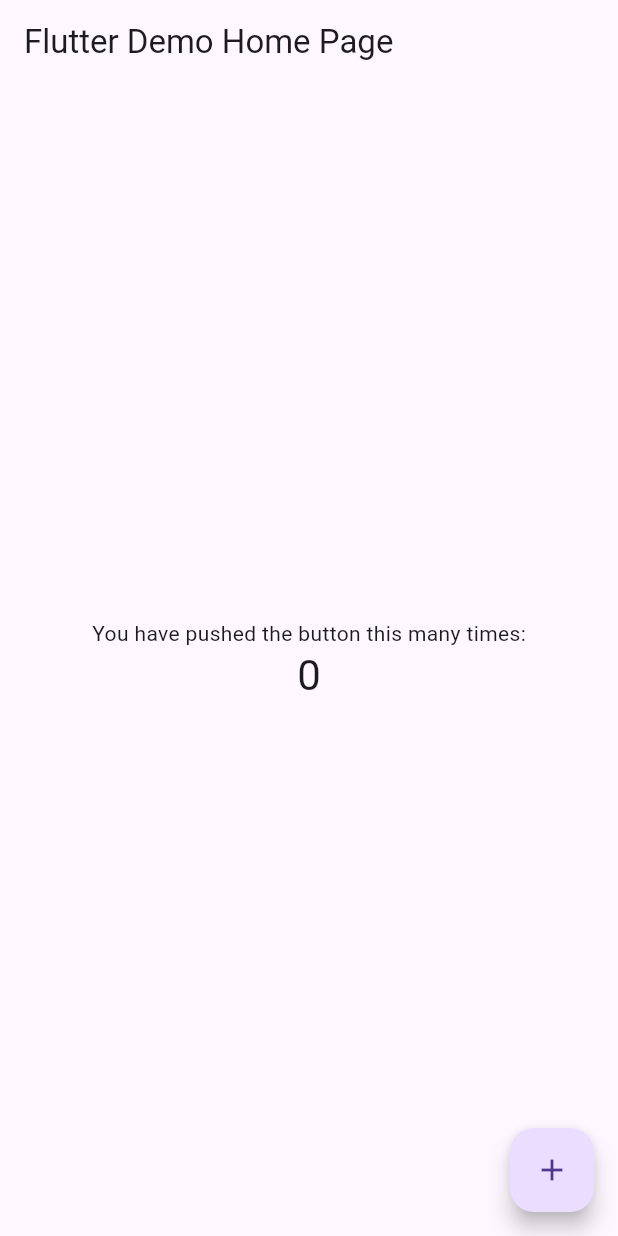
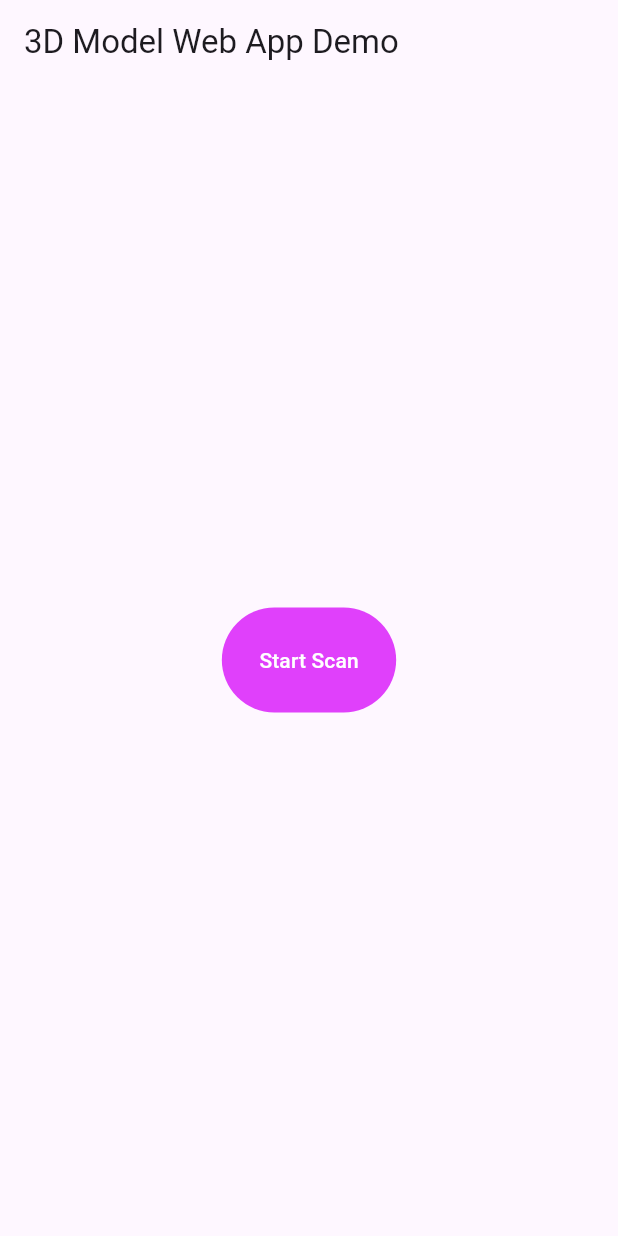
Before and after one commit to KingCyb0rg/3D-Human-Pose-Capstone, a Flutter app: the screen it shows after launch, on a phone screen of 412 x 824 dp. Run offline on Flutter 3.47's test engine with Material 3 defaults, Android fonts, the light colour scheme and no system bars.

Commit message:
removing demo code from main.dart

```diff
--- a/web_app/lib/main.dart
+++ b/web_app/lib/main.dart
@@ -9,7 +9,7 @@
   @override
   Widget build(BuildContext context) {
     return MaterialApp(
-      title: 'Flutter Demo',
+      title: '3D Model Web Demo',
       theme: ThemeData(
         // This is the theme of your application.
         //
@@ -20,9 +20,9 @@
         // or simply save your changes to "hot reload" in a Flutter IDE).
         // Notice that the counter didn't reset back to zero; the application
         // is not restarted.
-        primarySwatch: Colors.blue,
+        primarySwatch: Colors.purple,
       ),
-      home: MyHomePage(title: 'Flutter Demo Home Page'),
+      home: MyHomePage(title: '3D Model Web App Demo'),
     );
   }
 }
@@ -46,68 +46,30 @@
 }
 
 class _MyHomePageState extends State<MyHomePage> {
-  int _counter = 0;
-
-  void _incrementCounter() {
-    setState(() {
-      // This call to setState tells the Flutter framework that something has
-      // changed in this State, which causes it to rerun the build method below
-      // so that the display can reflect the updated values. If we changed
-      // _counter without calling setState(), then the build method would not be
-      // called again, and so nothing would appear to happen.
-      _counter++;
-    });
-  }
-
   @override
   Widget build(BuildContext context) {
-    // This method is rerun every time setState is called, for instance as done
-    // by the _incrementCounter method above.
-    //
-    // The Flutter framework has been optimized to make rerunning build methods
-    // fast, so that you can just rebuild anything that needs updating rather
-    // than having to individually change instances of widgets.
     return Scaffold(
       appBar: AppBar(
-        // Here we take the value from the MyHomePage object that was created by
-        // the App.build method, and use it to set our appbar title.
         title: Text(widget.title),
       ),
       body: Center(
-        // Center is a layout widget. It takes a single child and positions it
-        // in the middle of the parent.
         child: Column(
-          // Column is also a layout widget. It takes a list of children and
-          // arranges them vertically. By default, it sizes itself to fit its
-          // children horizontally, and tries to be as tall as its parent.
-          //
-          // Invoke "debug painting" (press "p" in the console, choose the
-          // "Toggle Debug Paint" action from the Flutter Inspector in Android
-          // Studio, or the "Toggle Debug Paint" command in Visual Studio Code)
-          // to see the wireframe for each widget.
-          //
-          // Column has various properties to control how it sizes itself and
-          // how it positions its children. Here we use mainAxisAlignment to
-          // center the children vertically; the main axis here is the vertical
-          // axis because Columns are vertical (the cross axis would be
-          // horizontal).
           mainAxisAlignment: MainAxisAlignment.center,
           children: <Widget>[
-            Text(
-              'You have pushed the button this many times:',
-            ),
-            Text(
-              '$_counter',
-              style: Theme.of(context).textTheme.headline4,
-            ),
+            TextButton(
+                style: ButtonStyle(
+                  backgroundColor:
+                      MaterialStateProperty.all<Color>(Colors.purpleAccent),
+                  foregroundColor:
+                      MaterialStateProperty.all<Color>(Colors.white),
+                  padding:
+                      MaterialStateProperty.all<EdgeInsets>(EdgeInsets.all(25)),
+                ),
+                onPressed: () {},
+                child: Text('Start Scan'))
           ],
         ),
       ),
-      floatingActionButton: FloatingActionButton(
-        onPressed: _incrementCounter,
-        tooltip: 'Increment',
-        child: Icon(Icons.add),
-      ), // This trailing comma makes auto-formatting nicer for build methods.
     );
   }
 }
```
Also changed, not shown: 1 other file.
